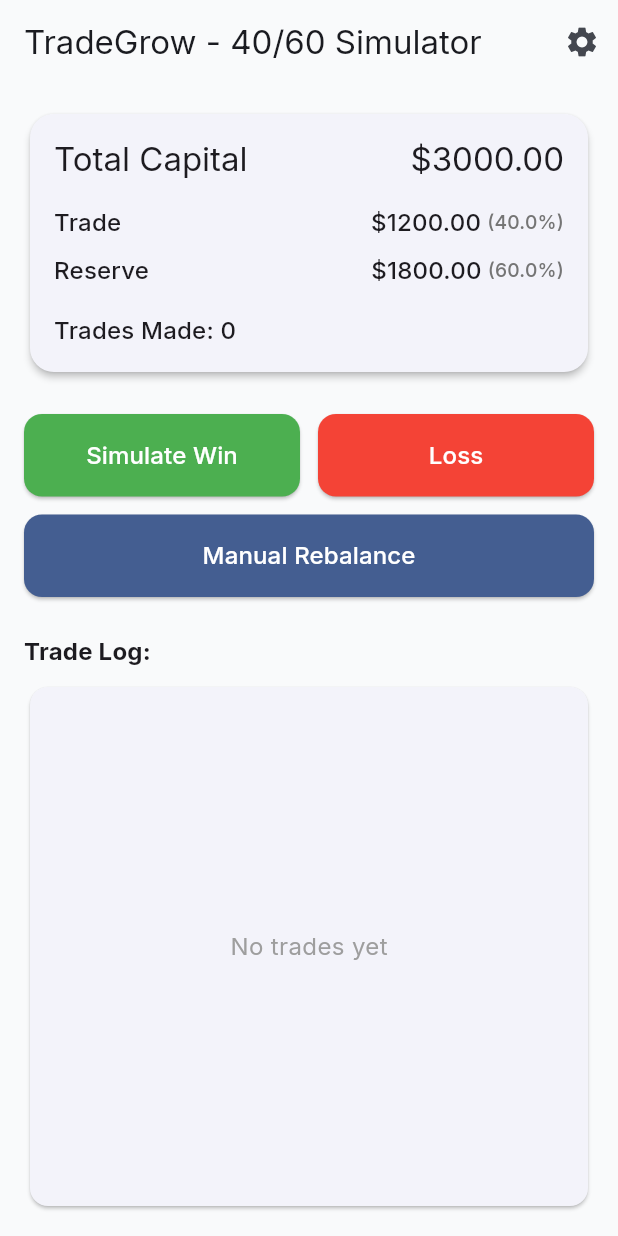
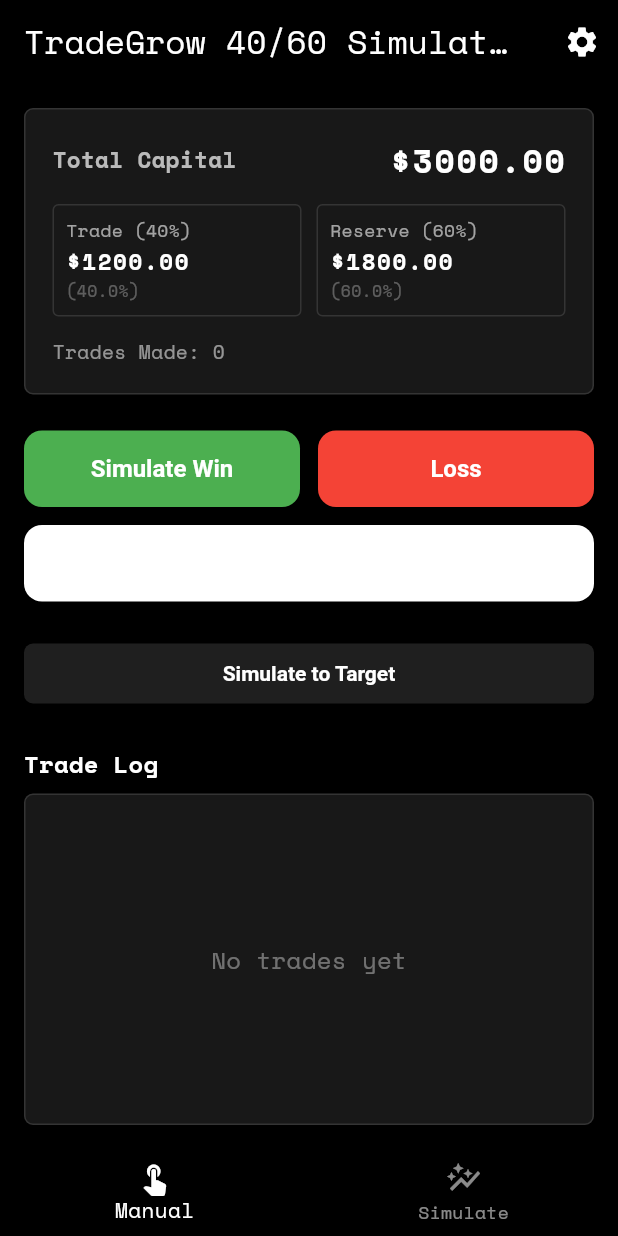
Before and after one commit to 19bk/TCLU, a Flutter app: the screen it shows after launch, on a phone screen of 412 x 824 dp. Run offline on Flutter 3.47's test engine with Material 3 defaults, Android fonts, the light colour scheme and no system bars; our stand-ins replace flutter_local_notifications, google_fonts.

Commit message:
new file:   Rebalance/.vscode/settings.json 	modified:   Rebalance/trade_grow/README.md 	modified:   Rebalance/trade_grow/lib/main.dart 	modified:   Rebalance/trade_grow/lib/screens/home_screen.dart 	new file:   Rebalance/trade_grow/lib/screens/simulation_screen.dart 	modified:   Rebalance/trade_grow/lib/widgets/balance_card.dart

```diff
--- a/Rebalance/trade_grow/lib/main.dart
+++ b/Rebalance/trade_grow/lib/main.dart
@@ -1,6 +1,7 @@
 import 'package:flutter/material.dart';
 import 'package:google_fonts/google_fonts.dart';
 import 'screens/home_screen.dart';
+import 'screens/simulation_screen.dart';
 
 void main() {
   runApp(const MyApp());
@@ -12,18 +13,98 @@
   @override
   Widget build(BuildContext context) {
     return MaterialApp(
-      title: 'TradeGrow - 40/60 Simulator',
+      debugShowCheckedModeBanner: false,
+      title: 'TradeGrow',
       theme: ThemeData(
-        colorScheme: ColorScheme.fromSeed(
-          seedColor: const Color(0xFF3B82F6),
-          background: const Color(0xFFF9FAFB),
+        brightness: Brightness.dark,
+        scaffoldBackgroundColor: Colors.black,
+        colorScheme: const ColorScheme.dark(
+          background: Colors.black,
+          primary: Colors.white,
+          secondary: Colors.white70,
         ),
-        textTheme: GoogleFonts.interTextTheme(
-          Theme.of(context).textTheme,
+        textTheme: GoogleFonts.spaceMonoTextTheme(Theme.of(context).textTheme).apply(
+          bodyColor: Colors.white,
+          displayColor: Colors.white,
         ),
-        useMaterial3: true,
+        cardColor: const Color(0xFF181818),
+        appBarTheme: const AppBarTheme(
+          backgroundColor: Colors.black,
+          elevation: 0,
+          iconTheme: IconThemeData(color: Colors.white),
+        ),
+        inputDecorationTheme: InputDecorationTheme(
+          filled: true,
+          fillColor: const Color(0xFF181818),
+          border: OutlineInputBorder(
+            borderRadius: BorderRadius.all(Radius.circular(6)),
+            borderSide: BorderSide(color: Colors.white24),
+          ),
+          hintStyle: TextStyle(color: Colors.white38),
+          labelStyle: TextStyle(color: Colors.white70),
+        ),
+        elevatedButtonTheme: ElevatedButtonThemeData(
+          style: ElevatedButton.styleFrom(
+            backgroundColor: Colors.white12,
+            foregroundColor: Colors.white,
+            shape: RoundedRectangleBorder(
+              borderRadius: BorderRadius.circular(6),
+            ),
+            textStyle: const TextStyle(fontWeight: FontWeight.bold),
+            elevation: 0,
+          ),
+        ),
       ),
-      home: const HomeScreen(),
+      home: const MainNavigation(),
     );
   }
 }
+
+class MainNavigation extends StatefulWidget {
+  const MainNavigation({super.key});
+
+  @override
+  State<MainNavigation> createState() => _MainNavigationState();
+}
+
+class _MainNavigationState extends State<MainNavigation> {
+  int _selectedIndex = 0;
+  double? _manualCapital;
+
+  @override
+  Widget build(BuildContext context) {
+    final pages = [
+      HomeScreen(
+        onCapitalChanged: (cap) {
+          WidgetsBinding.instance.addPostFrameCallback((_) {
+            setState(() => _manualCapital = cap);
+          });
+        },
+      ),
+      SimulationScreen(
+        startingCapital: _manualCapital ?? 3000.0,
+      ),
+    ];
+    return Scaffold(
+      body: pages[_selectedIndex],
+      bottomNavigationBar: BottomNavigationBar(
+        backgroundColor: Colors.black,
+        selectedItemColor: Colors.white,
+        unselectedItemColor: Colors.white54,
+        currentIndex: _selectedIndex,
+        onTap: (index) => setState(() => _selectedIndex = index),
+        items: const [
+          BottomNavigationBarItem(
+            icon: Icon(Icons.touch_app),
+            label: 'Manual',
+          ),
+          BottomNavigationBarItem(
+            icon: Icon(Icons.auto_graph),
+            label: 'Simulate',
+          ),
+        ],
+        type: BottomNavigationBarType.fixed,
+      ),
+    );
+  }
+}
--- a/Rebalance/trade_grow/lib/screens/home_screen.dart
+++ b/Rebalance/trade_grow/lib/screens/home_screen.dart
@@ -3,9 +3,11 @@
 import '../widgets/balance_card.dart';
 import '../widgets/trade_buttons.dart';
 import '../widgets/trade_log_widget.dart';
+import 'simulation_screen.dart';
 
 class HomeScreen extends StatefulWidget {
-  const HomeScreen({super.key});
+  final ValueChanged<double>? onCapitalChanged;
+  const HomeScreen({super.key, this.onCapitalChanged});
 
   @override
   State<HomeScreen> createState() => _HomeScreenState();
@@ -33,33 +35,38 @@
     setState(() {
       tradeState = TradeState(initialCapital: initialCapital);
     });
+    widget.onCapitalChanged?.call(initialCapital);
   }
 
   void _onWin() {
     setState(() {
       tradeState.simulateWin();
     });
+    widget.onCapitalChanged?.call(tradeState.totalCapital);
   }
 
   void _onLoss() {
     setState(() {
       tradeState.simulateLoss();
     });
+    widget.onCapitalChanged?.call(tradeState.totalCapital);
   }
 
   void _onManualRebalance() {
     setState(() {
       tradeState.manualRebalance();
     });
+    widget.onCapitalChanged?.call(tradeState.totalCapital);
   }
 
   Future<void> _showInitialCapitalDialog() async {
     _initialCapitalController.text = initialCapital.toString();
-
     return showDialog(
       context: context,
       builder: (context) => AlertDialog(
-        title: const Text('Set Initial Capital'),
+        backgroundColor: Theme.of(context).cardColor,
+        shape: RoundedRectangleBorder(borderRadius: BorderRadius.circular(16)),
+        title: const Text('Set Initial Capital', style: TextStyle(fontWeight: FontWeight.bold)),
         content: TextField(
           controller: _initialCapitalController,
           keyboardType: const TextInputType.numberWithOptions(decimal: true),
@@ -73,7 +80,7 @@
             onPressed: () => Navigator.pop(context),
             child: const Text('Cancel'),
           ),
-          TextButton(
+          ElevatedButton(
             onPressed: () {
               final newValue = double.tryParse(_initialCapitalController.text);
               if (newValue != null && newValue > 0) {
@@ -91,22 +98,35 @@
     );
   }
 
+  void _goToSimulation() {
+    Navigator.of(context).push(
+      MaterialPageRoute(
+        builder: (_) => SimulationScreen(
+          startingCapital: tradeState.totalCapital,
+        ),
+      ),
+    );
+  }
+
   @override
   Widget build(BuildContext context) {
+    final isWide = MediaQuery.of(context).size.width > 600;
     return Scaffold(
-      backgroundColor: Theme.of(context).colorScheme.background,
+      backgroundColor: Theme.of(context).scaffoldBackgroundColor,
       appBar: AppBar(
-        title: const Text('TradeGrow - 40/60 Simulator'),
-        backgroundColor: Colors.transparent,
-        elevation: 0,
+        title: const Text('TradeGrow 40/60 Simulator'),
         actions: [
           IconButton(
             icon: const Icon(Icons.settings),
             onPressed: _showInitialCapitalDialog,
+            tooltip: 'Set Initial Capital',
           ),
         ],
       ),
       body: SafeArea(
+        child: Center(
+          child: ConstrainedBox(
+            constraints: const BoxConstraints(maxWidth: 600),
             child: Padding(
               padding: const EdgeInsets.all(16.0),
               child: Column(
@@ -125,6 +145,11 @@
                     onManualRebalance: _onManualRebalance,
                   ),
                   const SizedBox(height: 24),
+                  ElevatedButton(
+                    onPressed: _goToSimulation,
+                    child: const Text('Simulate to Target'),
+                  ),
+                  const SizedBox(height: 24),
                   Expanded(
                     child: TradeLogWidget(
                       tradeHistory: tradeState.tradeHistory,
@@ -134,6 +159,8 @@
               ),
             ),
           ),
+        ),
+      ),
     );
   }
 }
--- a/Rebalance/trade_grow/lib/widgets/balance_card.dart
+++ b/Rebalance/trade_grow/lib/widgets/balance_card.dart
@@ -16,76 +16,70 @@
 
   @override
   Widget build(BuildContext context) {
-    return Card(
-      elevation: 2,
-      shape: RoundedRectangleBorder(
-        borderRadius: BorderRadius.circular(16),
+    return Container(
+      decoration: BoxDecoration(
+        color: Theme.of(context).cardColor,
+        borderRadius: BorderRadius.circular(6),
+        border: Border.all(color: Colors.white12, width: 1),
       ),
-      child: Padding(
-        padding: const EdgeInsets.all(16.0),
+      padding: const EdgeInsets.all(18),
+      child: Column(
+        crossAxisAlignment: CrossAxisAlignment.start,
+        children: [
+          Row(
+            children: [
+              Text(
+                'Total Capital',
+                style: TextStyle(color: Colors.white70, fontSize: 15, fontWeight: FontWeight.w600),
+              ),
+              const Spacer(),
+              Text(
+                '\u0024${totalCapital.toStringAsFixed(2)}',
+                style: TextStyle(color: Colors.white, fontSize: 22, fontWeight: FontWeight.bold, letterSpacing: 1.2),
+              ),
+            ],
+          ),
+          const SizedBox(height: 14),
+          Row(
+            children: [
+              _buildBalanceColumn('Trade (40%)', tradeBalance, totalCapital),
+              const SizedBox(width: 10),
+              _buildBalanceColumn('Reserve (60%)', reserveBalance, totalCapital),
+            ],
+          ),
+          const SizedBox(height: 14),
+          Text('Trades Made: $tradesCount', style: TextStyle(color: Colors.white54, fontSize: 13)),
+        ],
+      ),
+    );
+  }
+
+  Widget _buildBalanceColumn(String label, double value, double total) {
+    return Expanded(
+      child: Container(
+        padding: const EdgeInsets.all(8),
+        decoration: BoxDecoration(
+          color: Colors.transparent,
+          borderRadius: BorderRadius.circular(4),
+          border: Border.all(color: Colors.white12, width: 1),
+        ),
         child: Column(
           crossAxisAlignment: CrossAxisAlignment.start,
           children: [
-            _buildBalanceRow(
-              'Total Capital',
-              totalCapital,
-              Theme.of(context).textTheme.titleLarge,
-              null,
+            Text(label, style: TextStyle(color: Colors.white60, fontSize: 12)),
+            const SizedBox(height: 2),
+            Text(
+              '\u0024${value.toStringAsFixed(2)}',
+              style: TextStyle(color: Colors.white, fontSize: 15, fontWeight: FontWeight.bold, letterSpacing: 1.1),
             ),
-            const SizedBox(height: 16),
-            _buildBalanceRow(
-              'Trade',
-              tradeBalance,
-              Theme.of(context).textTheme.titleMedium,
-              '(${(tradeBalance / totalCapital * 100).toStringAsFixed(1)}%)',
-            ),
-            const SizedBox(height: 8),
-            _buildBalanceRow(
-              'Reserve',
-              reserveBalance,
-              Theme.of(context).textTheme.titleMedium,
-              '(${(reserveBalance / totalCapital * 100).toStringAsFixed(1)}%)',
-            ),
-            const SizedBox(height: 16),
+            const SizedBox(height: 1),
             Text(
-              'Trades Made: $tradesCount',
-              style: Theme.of(context).textTheme.titleMedium,
+              '(${(value / total * 100).toStringAsFixed(1)}%)',
+              style: TextStyle(color: Colors.white30, fontSize: 11),
             ),
           ],
         ),
       ),
     );
   }
-
-  Widget _buildBalanceRow(
-    String label,
-    double amount,
-    TextStyle? style,
-    String? percentage,
-  ) {
-    return Row(
-      mainAxisAlignment: MainAxisAlignment.spaceBetween,
-      children: [
-        Text(label, style: style),
-        Row(
-          children: [
-            Text(
-              '\$${amount.toStringAsFixed(2)}',
-              style: style,
-            ),
-            if (percentage != null) ...[
-              const SizedBox(width: 4),
-              Text(
-                percentage,
-                style: style?.copyWith(
-                  fontSize: (style.fontSize ?? 14) * 0.8,
-                  color: Colors.grey[600],
-                ),
-              ),
-            ],
-          ],
-        ),
-      ],
-    );
-  }
 }
--- a/Rebalance/trade_grow/lib/widgets/trade_log_widget.dart
+++ b/Rebalance/trade_grow/lib/widgets/trade_log_widget.dart
@@ -15,61 +15,51 @@
       crossAxisAlignment: CrossAxisAlignment.stretch,
       children: [
         Text(
-          'Trade Log:',
+          'Trade Log',
           style: Theme.of(context).textTheme.titleMedium?.copyWith(
                 fontWeight: FontWeight.bold,
+                color: Colors.white,
               ),
         ),
         const SizedBox(height: 8),
         Expanded(
-          child: Card(
-            elevation: 1,
-            shape: RoundedRectangleBorder(
-              borderRadius: BorderRadius.circular(12),
+          child: Container(
+            decoration: BoxDecoration(
+              color: Theme.of(context).cardColor,
+              borderRadius: BorderRadius.circular(6),
+              border: Border.all(color: Colors.white12, width: 1),
             ),
             child: tradeHistory.isEmpty
                 ? const Center(
                     child: Text(
                       'No trades yet',
                       style: TextStyle(
-                        color: Colors.grey,
+                        color: Colors.white38,
                         fontSize: 16,
                       ),
                     ),
                   )
-                : ListView.builder(
-                    padding: const EdgeInsets.all(8),
+                : ListView.separated(
+                    padding: const EdgeInsets.all(10),
                     itemCount: tradeHistory.length,
+                    separatorBuilder: (_, __) => const Divider(height: 1, color: Colors.white12),
                     itemBuilder: (context, index) {
                       final trade = tradeHistory[index];
                       final tradeNumber = index + 1;
-
                       return Padding(
-                        padding: const EdgeInsets.symmetric(
-                          vertical: 4,
-                          horizontal: 8,
-                        ),
+                        padding: const EdgeInsets.symmetric(vertical: 6, horizontal: 2),
                         child: Row(
+                          crossAxisAlignment: CrossAxisAlignment.start,
                           children: [
-                            Container(
-                              width: 24,
-                              height: 24,
-                              decoration: BoxDecoration(
-                                color: trade.isWin ? Colors.green : Colors.red,
-                                shape: BoxShape.circle,
-                              ),
-                              child: Center(
-                                child: Text(
-                                  tradeNumber.toString(),
-                                  style: const TextStyle(
-                                    color: Colors.white,
-                                    fontSize: 12,
-                                    fontWeight: FontWeight.bold,
-                                  ),
-                                ),
+                            Text(
+                              tradeNumber.toString().padLeft(2, '0'),
+                              style: const TextStyle(
+                                color: Colors.white54,
+                                fontWeight: FontWeight.bold,
+                                fontSize: 14,
                               ),
                             ),
-                            const SizedBox(width: 12),
+                            const SizedBox(width: 10),
                             Expanded(
                               child: Column(
                                 crossAxisAlignment: CrossAxisAlignment.start,
@@ -78,52 +68,56 @@
                                     children: [
                                       Text(
                                         'Trade $tradeNumber: ${trade.isWin ? "Win" : "Loss"}',
-                                        style: const TextStyle(
+                                        style: TextStyle(
                                           fontWeight: FontWeight.bold,
+                                          fontSize: 14,
+                                          color: trade.isWin ? Colors.green : Colors.red,
                                         ),
                                       ),
                                       const SizedBox(width: 8),
                                       if (trade.gain != null)
                                         Text(
-                                          '+\$${trade.gain!.toStringAsFixed(2)}',
+                                          '+\u0024${trade.gain!.toStringAsFixed(2)}',
                                           style: const TextStyle(
                                             color: Colors.green,
                                             fontWeight: FontWeight.bold,
+                                            fontSize: 13,
                                           ),
                                         )
                                       else if (trade.loss != null)
                                         Text(
-                                          '-\$${trade.loss!.toStringAsFixed(2)}',
+                                          '-\u0024${trade.loss!.toStringAsFixed(2)}',
                                           style: const TextStyle(
                                             color: Colors.red,
                                             fontWeight: FontWeight.bold,
+                                            fontSize: 13,
                                           ),
                                         ),
                                     ],
                                   ),
-                                  const SizedBox(height: 4),
+                                  const SizedBox(height: 2),
                                   Text(
-                                    'Trade: \$${trade.tradeBalance.toStringAsFixed(2)} | Reserve: \$${trade.reserveBalance.toStringAsFixed(2)}',
-                                    style: TextStyle(
-                                      color: Colors.grey[600],
-                                      fontSize: 13,
+                                    'Trade: \u0024${trade.tradeBalance.toStringAsFixed(2)} | Reserve: \u0024${trade.reserveBalance.toStringAsFixed(2)}',
+                                    style: const TextStyle(
+                                      color: Colors.white60,
+                                      fontSize: 12,
                                     ),
                                   ),
                                   if (trade.transferredFromReserve != null && trade.transferredFromReserve! > 0)
                                     Text(
-                                      '↑ Restored trade balance: +\$${trade.transferredFromReserve!.toStringAsFixed(2)} from reserve',
-                                      style: TextStyle(
-                                        color: Colors.orange[700],
-                                        fontSize: 13,
+                                      'Restored trade balance: +\u0024${trade.transferredFromReserve!.toStringAsFixed(2)} from reserve',
+                                      style: const TextStyle(
+                                        color: Colors.white54,
+                                        fontSize: 12,
                                         fontStyle: FontStyle.italic,
                                       ),
                                     ),
                                   if (trade.wasRebalanced)
                                     Text(
-                                      '↺ Rebalanced to 40/60 split',
-                                      style: TextStyle(
-                                        color: Theme.of(context).colorScheme.primary,
-                                        fontSize: 13,
+                                      'Rebalanced to 40/60 split',
+                                      style: const TextStyle(
+                                        color: Colors.white38,
+                                        fontSize: 12,
                                         fontStyle: FontStyle.italic,
                                       ),
                                     ),
--- a/Rebalance/trade_grow/pubspec.yaml
+++ b/Rebalance/trade_grow/pubspec.yaml
@@ -32,6 +32,10 @@
     sdk: flutter
   cupertino_icons: ^1.0.2
   google_fonts: ^6.1.0
+  flutter_animate: ^4.5.0
+  provider: ^6.1.1
+  intl: ^0.19.0
+  fl_chart: ^0.64.0
 
 
   # The following adds the Cupertino Icons font to your application.
```
Also changed, not shown: Rebalance/trade_grow/lib/screens/simulation_screen.dart (added, +133 -0 lines), Rebalance/trade_grow/pubspec.lock, 1 other file. Lines whose indentation alone changed are shown as unchanged.
